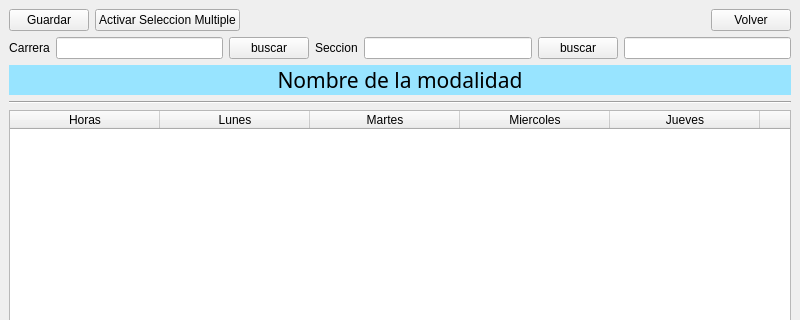
The window that ui/plantilla_crear_hprarios.ui (Reinaldito04/IUTA----HORARIOS) describes before a commit, drawn with Qt 5; both pictures show x 0 to 800 and y 0 to 320 of the 800 by 600 pixel window.
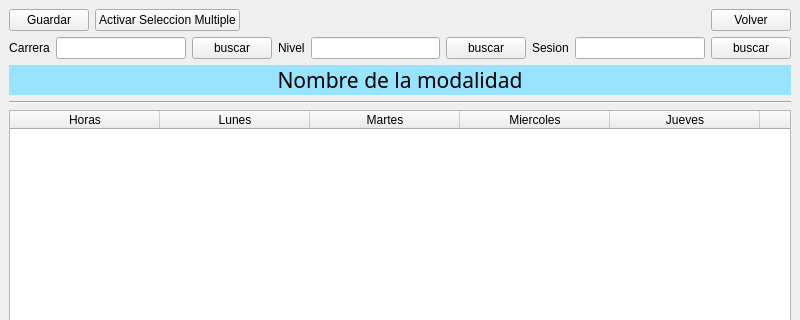
The same window after the commit.

The edit to the form file:
```diff
--- a/ui/plantilla_crear_hprarios.ui
+++ b/ui/plantilla_crear_hprarios.ui
@@ -86,12 +86,12 @@
       <item>
        <widget class="QLabel" name="label_3">
         <property name="text">
-         <string>Seccion</string>
+         <string>Nivel</string>
         </property>
        </widget>
       </item>
       <item>
-       <widget class="QLineEdit" name="ln_sesion">
+       <widget class="QLineEdit" name="ln_nivel">
         <property name="readOnly">
          <bool>true</bool>
         </property>
@@ -105,7 +105,21 @@
        </widget>
       </item>
       <item>
-       <widget class="QLineEdit" name="lineEdit_Periodo"/>
+       <widget class="QLabel" name="label_4">
+        <property name="text">
+         <string>Sesion</string>
+        </property>
+       </widget>
+      </item>
+      <item>
+       <widget class="QLineEdit" name="ln_sesion"/>
+      </item>
+      <item>
+       <widget class="QPushButton" name="btn_buscarSecc_2">
+        <property name="text">
+         <string>buscar</string>
+        </property>
+       </widget>
       </item>
      </layout>
     </item>
```
Left out of the diff: 5 changed lines with no effect on the pictures.
